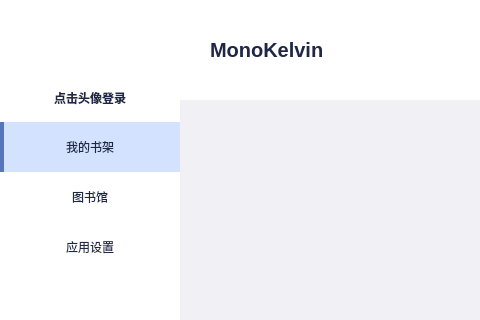
Before: the Qt Designer form MainWindow.ui in MonoKelvin/BookStudyApp, drawn with Qt 5; both pictures show x 0 to 480 and y 0 to 320 of the 841 by 488 pixel window.
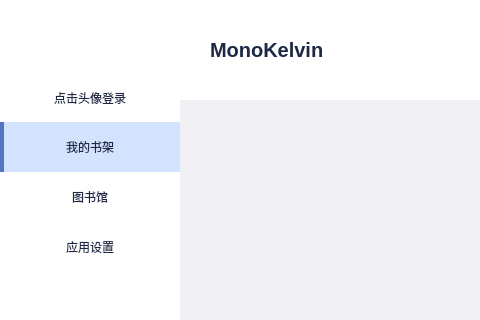
After: the same form once the commit is applied. Icons and pictures are not drawn. Custom widgets are drawn as their Qt base class.

Patch:
```diff
--- a/MainWindow.ui
+++ b/MainWindow.ui
@@ -33,7 +33,13 @@
 	color: rgb(30,40,70);
 	background-color: rgb(240, 240, 245);
 	outline: none;
-	border:none;
+	border: none;
+}
+
+/* Label */
+QLabel
+{
+	background:transparent;
 }
 
 /* ToolTip */
@@ -45,7 +51,36 @@
     opacity: 150;
 }
 
-/* Menu */ 
+/* List View */
+QListView::item
+{
+	background-color: rgb(255, 255, 255);
+	padding: 10px;
+	border-radius: 4px;
+	border: 0 solid transparent;
+}
+QListView::item:hover {
+	padding: 8px;
+    border: 2px solid rgb(85,118,189);
+}
+QListView::item:selected {
+	padding: 8px;
+    border: 2px solid rgb(187,200,228);
+}
+QListView::item:selected:!active {
+	padding: 8px;
+    border: 2px solid #fff;
+}
+QListView::item:selected:active {
+	padding: 8px;
+    border: 2px solid rgb(187,200,228);
+}
+QListView::item:hover {
+	padding: 8px;
+    border: 2px solid rgb(224,227,241);
+}
+
+/* Menu */
 QMenu{
 	background-color: #fff;
 	padding-top: 8px;
@@ -72,13 +107,75 @@
 	color:  rgba(50,50,80,80);
 }
 
+/* LineEdit */
+QLineEdit
+{
+	height: 40px;
+	padding: 0px 20px;
+	border-radius: 20px;
+	background: white;
+}
+/*QLineEdit::hover
+{
+	border: 1px solid rgb(85,118,189);;
+}*/
+
+/* ScrollBar  */
+QScrollBar:vertical
+{
+    background: white;
+    width: 10px;
+}
+QScrollBar::handle:vertical
+{
+    background: rgb(224,227,241);
+    min-height: 10px;
+}
+QScrollBar::handle:hover
+{
+	background: rgb(187,200,228);
+}
+QScrollBar::add-line:vertical
+{
+    height: 0;
+}
+QScrollBar::sub-line:vertical
+{
+    height: 0;
+}
+
+QScrollBar:horizontal
+{
+    background: white;
+    height: 10px;
+}
+QScrollBar::handle:horizontal
+{
+    background: rgb(224,227,241);
+    min-width: 10px;
+}
+QScrollBar::horizontal:hover
+{
+	background: rgb(187,200,228);
+}
+QScrollBar::add-line:horizontal
+{
+    width: 0;
+}
+QScrollBar::sub-line:horizontal
+{
+    width: 0;
+}
+
 /* Widget */
 #navMenuWidget , #toolBarWidget, #headerWidget
 {
 	background: #fff;
 }
 
-/* ProgressBar */
+/**************************************************/
+/* 				     Progress Bar                 */
+/**************************************************/
 QProgressBar
 {
     color: transparent;
@@ -86,39 +183,20 @@
 QProgressBar::chunk {
     background-color: #ffa428;
 }
-#pbRating_lib
-{
-    max-height: 4px;
-}
 
-
-/* Label */
-QLabel
-{
-	background:transparent;
-}
+/**************************************************/
+/* 				    Header Navigation             */
+/**************************************************/
 #lbHeaderName
 {
 	font-size: 20px;
 	font-weight: bold;
 	padding-left: 10px;
 }
-#lbCategoryName
-{
-	min-height: 20px;
-	font-size: 20px;
-	font-weight: bold;
-}
-#lbBookCount
-{
-	min-height: 16px;
-	font-size: 16px;
-	color: rgb(180,180,180);
-}
-#lbNickName
-{
-	font-weight: bold;
-}
+
+/**************************************************/
+/* 				      User Info                   */
+/**************************************************/
 #lbUserNickName
 {
 	font-size: 20px;
@@ -127,83 +205,64 @@
 }
 
 /**************************************************/
-/* 					Library 				      */
+/* 				        Book Info                 */
 /**************************************************/
-
-/* Label */
-#lwLentBooksView,
-#lbBookTitle_lib
+#lbBookTitle
 {
 	font-size: 18px;
 	font-weight: bold;
-}
-#lbAuPubTime_lib,
-#lbSummary_lib
-{
-	color: #888;
-}
-#lbRating_lib
-{
-	color: #ffa428
+	color: rgb(30,40,70);
+    min-height: 30px;
 }
 
-/* QListView */
-QListView::item
-{
-	background-color: rgb(255, 255, 255);
-	padding: 10px;
-	border-radius: 4px;
-	border: 0 solid transparent;
-}
-QListView::item:hover {
-	padding: 8px;
-    border: 2px solid rgb(85,118,189);
-}
-QListView::item:selected {
-	padding: 8px;
-    border: 2px solid rgb(187,200,228);
-}
-QListView::item:selected:!active {
-	padding: 8px;
-    border: 2px solid #fff;
-}
-QListView::item:selected:active {
-	padding: 8px;
-    border: 2px solid rgb(187,200,228);
-}
-QListView::item:hover {
-	padding: 8px;
-    border: 2px solid rgb(224,227,241);
-}
+/**************************************************/
+/* 				   Book Shelf Style               */
+/**************************************************/
+SimpleBookWidget,
 #lwLentBooksView::item
 {
-	color: rgb(30,40,70);
-	max-width: 130px;
-	max-height: 220px;
+	width: 150px;
+	height: 240px;
 }
+SimpleBookWidget #lbImage
+{
+    width: 130px;
+    height: 180px;
+}
+
+/**************************************************/
+/* 			         Book Card Style              */
+/**************************************************/
+
+BookCardWidget #lbAuPubTime,
+BookCardWidget #lbSummary
+{
+	color: #888;
+}
+BookCardWidget #lbRating
+{
+	color: #ffa428
+}
+BookCardWidget #pbRating
+{
+    max-height: 4px;
+}
+BookCardWidget #lbImage
+{
+    padding: 0px;
+    max-width: 130px;
+    max-height: 180px;
+}
+BookCardWidget,
 #lwLibraryView::item
 {
 	width: 480px;
 	height: 180px;
 }
 
-/* LineEdit */
-
-QLineEdit
-{
-	height: 40px;
-	padding: 0px 20px;
-	border-radius: 20px;
-	background: white;
-    /*border: 1px solid rgb(220, 220, 220);*/
-}
-/*QLineEdit::hover
-{
-	border: 1px solid rgb(85,118,189);;
-}*/
-
-/* PushButton */
-
+/**************************************************/
+/* 			       PushButton Style               */
+/**************************************************/
 #btnLoadMore,
 #btnLogout
 {
@@ -217,9 +276,26 @@
 {
 	background-color: rgb(68,94,151);
 }
+#btnClose
+{
+	font-size: 22px;
+	background: #fff;
+	color: #888;
+}
+#btnClose::hover
+{
+	color: #fff;
+	background:rgb(224,227,241);
+}
+#btnClose::pressed
+{
+	color: #fff;
+	background:rgb(187,200,228);
+}
 
-/* Navgation Bar Menus */
-
+/**************************************************/
+/* 			      Navgation Bar Menus             */
+/**************************************************/
 #btnBookShelf,
 #btnBookGarden,
 #btnSetting
@@ -245,55 +321,82 @@
 	background-color: rgb(210,226,255);
 }
 
-
-/* ScrollBar  */
-
-QScrollBar:vertical
+/**************************************************/
+/* 			  Book Detail Widget Style            */
+/**************************************************/
+BookDetailWidget #lbHeader_h2
 {
-    background: white;
-    width: 10px;
+	font-size: 18px;
+	font-weight: bold;
+	background: #fff;
 }
-QScrollBar::handle:vertical
-{
-    background: rgb(224,227,241);
-    min-height: 10px;
+BookDetailWidget #sawBookContents {
+	background-color: rgb(240, 240, 245);
+	backgrounD: #fff;
+	border-radius: 8px;
 }
-QScrollBar::handle:hover
+
+BookDetailWidget #lbRatingPgsBar
 {
-	background: rgb(187,200,228);
+	min-width: 24px;
+	min-height:140px;
 }
-QScrollBar::add-line:vertical
+BookDetailWidget #lbImage
 {
-    height: 0;
+	max-width: 200px;
+	max-height: 260px;
 }
-QScrollBar::sub-line:vertical
+BookDetailWidget #lbBookTitle
 {
-    height: 0;
+	font-size: 18px;
+	font-weight: bold;
+	max-height: 36px;
 }
-
-
-QScrollBar:horizontal
+BookDetailWidget #lbRemaining_h2
 {
-    background: white;
-    height: 10px;
+	font-size: 16px;
+	font-weight: bold;
+	min-height: 30px;
+	background: #ffa428;
+	border-radius: 15px;
+	min-width: 120px;
+	color: #fff;
 }
-QScrollBar::handle:horizontal
+BookDetailWidget #lbOtherInfo_h2,
+BookDetailWidget #lbSummary_h2,
+BookDetailWidget #lbTranslator_h2,
+BookDetailWidget #lbTags_h2,
+BookDetailWidget #lbOriginTitle_h2,
+BookDetailWidget #lbAuthorIntro_h2,
+BookDetailWidget #lbCatalog_h2,
+BookDetailWidget #lbBinding_h2,
+BookDetailWidget #lbBookDetail_h2
 {
-    background: rgb(224,227,241);
-    min-width: 10px;
+	font-size: 18px;
+	font-weight: bold;
+	min-height: 36px;
+	color: #888;
 }
-QScrollBar::horizontal:hover
+BookDetailWidget #lbRating_h2
 {
-	background: rgb(187,200,228);
+	font-size: 18px;
+	font-weight: bold;
+	min-height: 36px;
+	color: #ffa428;
 }
-QScrollBar::add-line:horizontal
+BookDetailWidget #lbSummary,
+BookDetailWidget #lbTranslator,
+BookDetailWidget #lbTags,
+BookDetailWidget #lbOriginTitle,
+BookDetailWidget #lbAuthorIntro,
+BookDetailWidget #lbCatalog,
+BookDetailWidget #lbBinding,
+BookDetailWidget #lbRating
 {
-    width: 0;
+	color: rgb(30,40,70);
+	padding-left: 20px;
 }
-QScrollBar::sub-line:horizontal
-{
-    width: 0;
-}</string>
+</string>
   </property>
   <layout class="QGridLayout" name="gridLayout">
    <property name="leftMargin">
```
Left out of the diff: 12 changed lines with no effect on the pictures.
